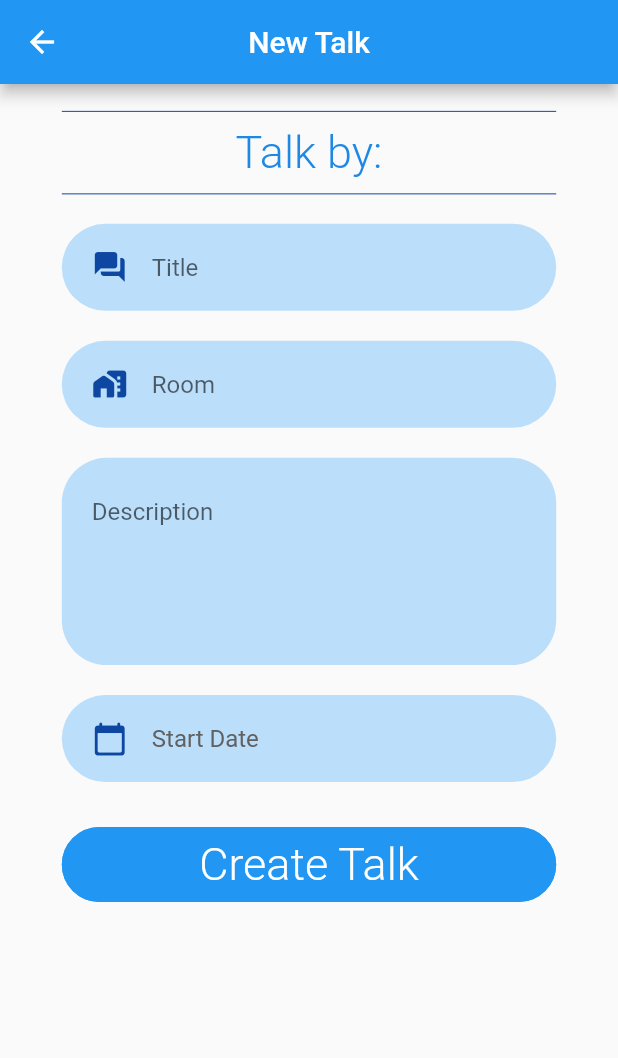
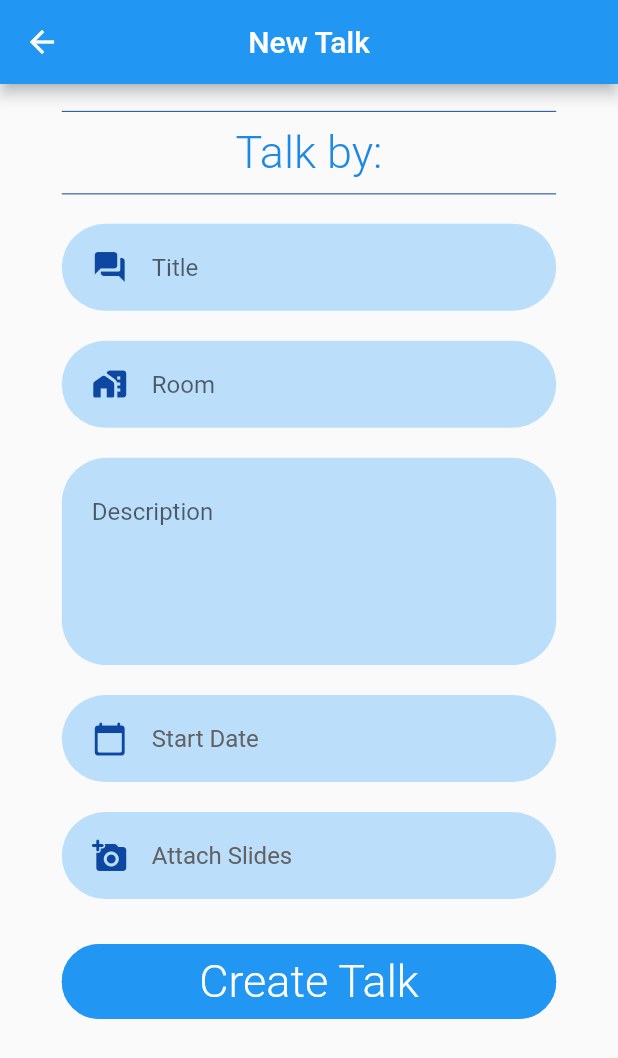
Before and after one commit to FEUP-ESOF-2020-21/open-cx-t1g1-ploggers, a Flutter app: the AddTalkPage screen opened directly with empty values, on a phone screen of 412 x 824 dp. Shown: the top 1058 px of the screen. Run offline on Flutter 3.47's test engine with Material 2 defaults, Android fonts, the phone set to English and light mode, and no system bars; our stand-ins replace cloud_firestore, curved_navigation_bar, firebase_auth, firebase_core, flutter_datetime_picker; accounts and stored records are empty.

Commit message:
Select a photo added

```diff
--- a/src/asquestions/lib/view/pages/AddTalkPage.dart
+++ b/src/asquestions/lib/view/pages/AddTalkPage.dart
@@ -1,4 +1,4 @@
-import 'package:cloud_firestore/cloud_firestore.dart';
+import 'package:multi_image_picker/multi_image_picker.dart';
 import 'package:asquestions/controller/CloudFirestoreController.dart';
 import 'package:flutter/material.dart';
 import 'package:asquestions/view/widgets/TextFieldContainer.dart';
@@ -19,6 +19,16 @@ class _AddTalkPageState extends State<AddTalkPage> {
   TextEditingController _description = TextEditingController();
   DateTime _startDate;
   String _dateSelector = "Start Date";
+  List<Asset> _images;
+
+  Future getImages() async{
+    await MultiImagePicker.pickImages(maxImages: 100).then((images){
+      setState(() {
+        _images = images;
+      });
+    });
+  }
+
 
   @override
   Widget build(BuildContext context) {
@@ -142,6 +152,24 @@ class _AddTalkPageState extends State<AddTalkPage> {
                     )),
                   ),
                   Container(
+                    padding: EdgeInsets.only(
+                      left: size.width * 0.1,
+                      right: size.width * 0.1,
+                      /*bottom: 20*/
+                    ),
+                    child: TextFieldContainer(
+                        child: Row(
+                          children: [
+                            Icon(Icons.add_a_photo_rounded,
+                                color: Colors.blue[900]),
+                            FlatButton(
+                                onPressed: getImages,
+                                child: Text("Attach Slides", style: TextStyle(color: Colors.grey.shade700,fontWeight: FontWeight.w400,fontSize: 16),
+                            )),
+                          ],
+                        )),
+                  ),
+                  Container(
                       margin: const EdgeInsets.only(bottom: 20),
                       padding: EdgeInsets.only(
                         left: size.width * 0.1,
--- a/src/asquestions/pubspec.yaml
+++ b/src/asquestions/pubspec.yaml
@@ -31,7 +31,7 @@ dependencies:
   curved_navigation_bar: ^0.3.4
   intl: ^0.16.1
   flutter_datetime_picker: ^1.4.0
-
+  multi_image_picker:
   # The following adds the Cupertino Icons font to your application.
   # Use with the CupertinoIcons class for iOS style icons.
   cupertino_icons: ^1.0.0
```
Also changed, not shown: src/asquestions/pubspec.lock, 1 other file.
